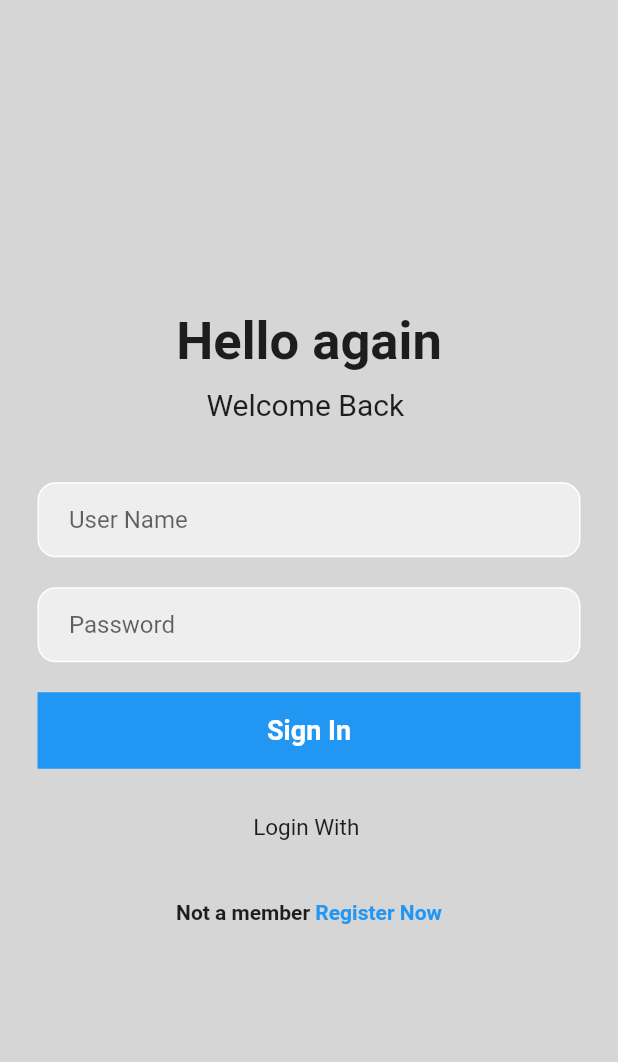
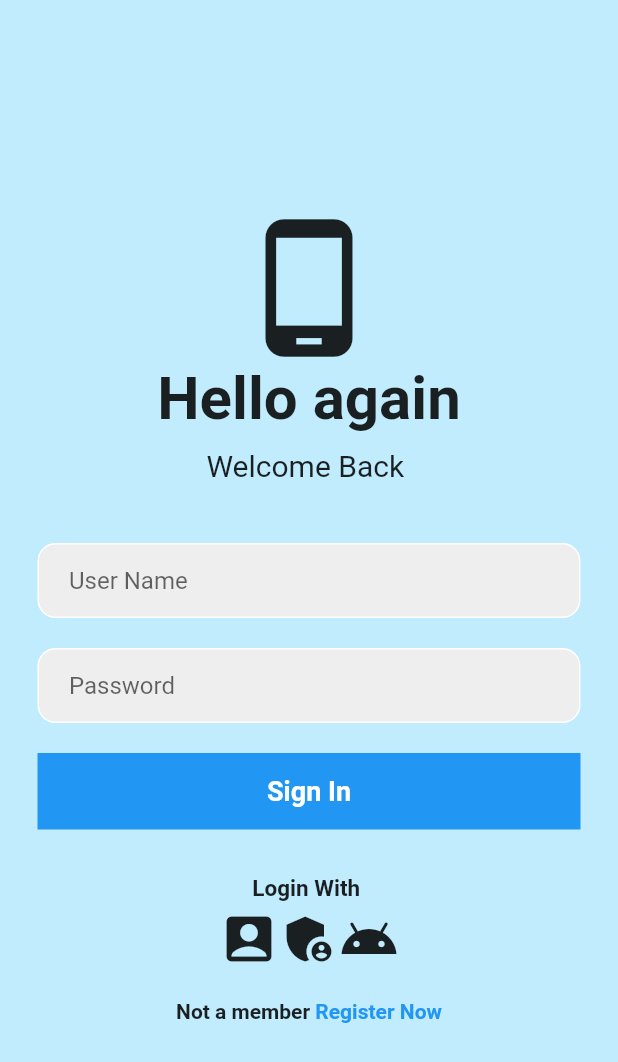
Before and after one commit to darshana-perera-97/loging_flutter, a Flutter app: the screen it shows after launch, on a phone screen of 412 x 824 dp. Shown: the top 1062 px of the screen. Run offline on Flutter 3.47's test engine with Material 2 defaults, Android fonts, the phone set to English and light mode, and no system bars.

Commit message:
login page created

```diff
--- a/lib/login_page.dart
+++ b/lib/login_page.dart
@@ -11,17 +11,21 @@ class _LoginPageState extends State<LoginPage> {
   @override
   Widget build(BuildContext context) {
     return Scaffold(
-      backgroundColor: Colors.grey[350],
+      backgroundColor: Color.fromARGB(255, 193, 236, 254),
       body: SafeArea(
         child: Center(
           child: Column(
             mainAxisAlignment: MainAxisAlignment.center,
             children: [
+              Icon(
+                Icons.phone_android,
+                size: 100,
+              ),
               //hello again text
               Center(
                   child: Text(
                 'Hello again',
-                style: TextStyle(fontSize: 35, fontWeight: FontWeight.bold),
+                style: TextStyle(fontSize: 40, fontWeight: FontWeight.bold),
               )),
               SizedBox(
                 height: 10,
@@ -100,12 +104,35 @@ class _LoginPageState extends State<LoginPage> {
               Center(
                   child: Text(
                 'Login With ',
-                style: TextStyle(fontSize: 15,color: Colors.black87),
+                style: TextStyle(
+                    fontSize: 15,
+                    color: Colors.black87,
+                    fontWeight: FontWeight.bold),
               )),
               SizedBox(
-                height: 40,
+                height: 5,
               ),
               //login ways
+              Row(
+                mainAxisAlignment: MainAxisAlignment.center,
+                children: [
+                  Icon(
+                    Icons.account_box,
+                    size: 40,
+                  ),
+                  Icon(
+                    Icons.admin_panel_settings,
+                    size: 40,
+                  ),
+                  Icon(
+                    Icons.android_rounded,
+                    size: 40,
+                  ),
+                ],
+              ),
+              SizedBox(
+                height: 20,
+              ),
 
               //not a member? regiter now  text
               Center(
--- a/pubspec.yaml
+++ b/pubspec.yaml
@@ -34,6 +34,7 @@ dependencies:
   # The following adds the Cupertino Icons font to your application.
   # Use with the CupertinoIcons class for iOS style icons.
   cupertino_icons: ^1.0.2
+  # googlr_fonts:
 
 dev_dependencies:
   flutter_test:
```
Also changed, not shown: lib/LoadingPage.dart (added).
